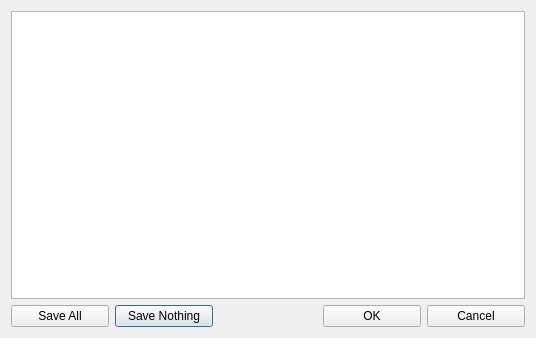
Above: src/gui/savealldlg.ui from NeoProgramming/NeoPad before the change. Below: the same form after it.
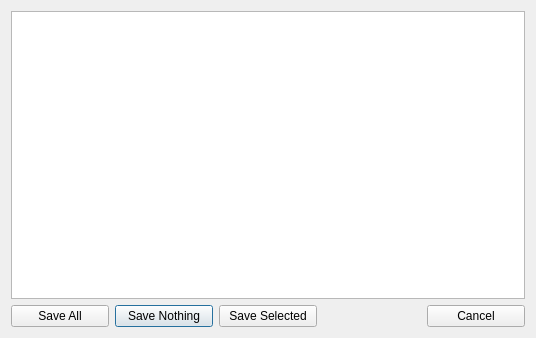
That is the form after the change.

```diff
--- a/src/gui/savealldlg.ui
+++ b/src/gui/savealldlg.ui
@@ -42,10 +42,10 @@
      </property>
     </widget>
    </item>
-   <item row="1" column="3">
+   <item row="1" column="2">
     <widget class="QPushButton" name="pushOk">
      <property name="text">
-      <string>OK</string>
+      <string>Save Selected</string>
      </property>
     </widget>
    </item>
```
